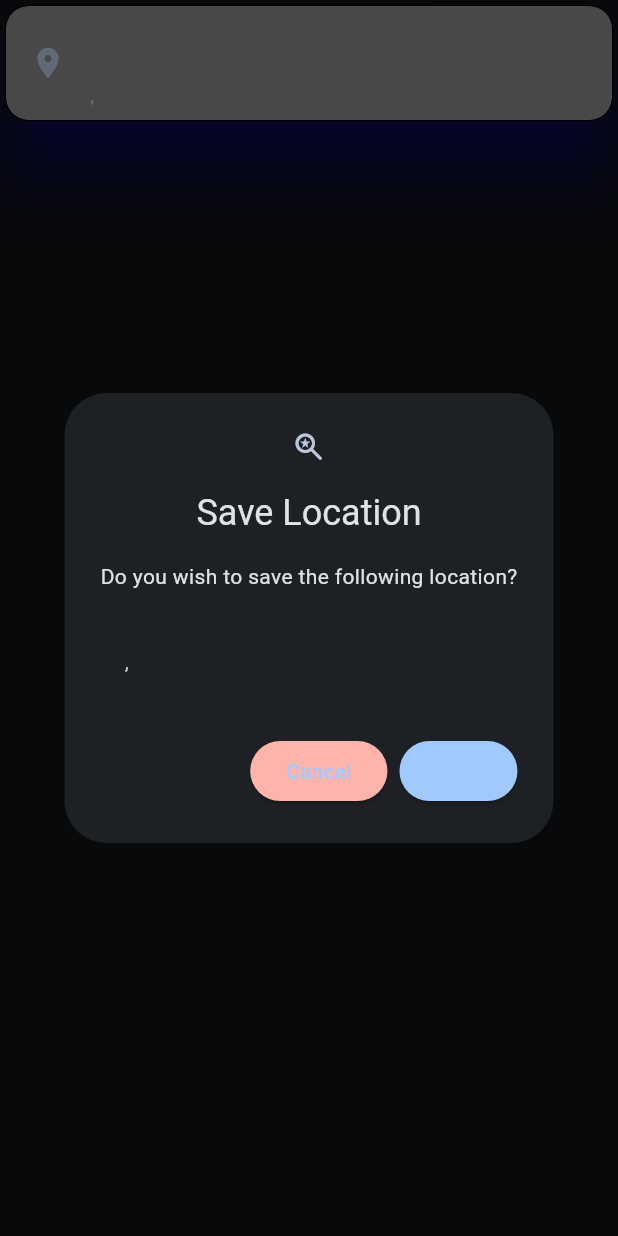
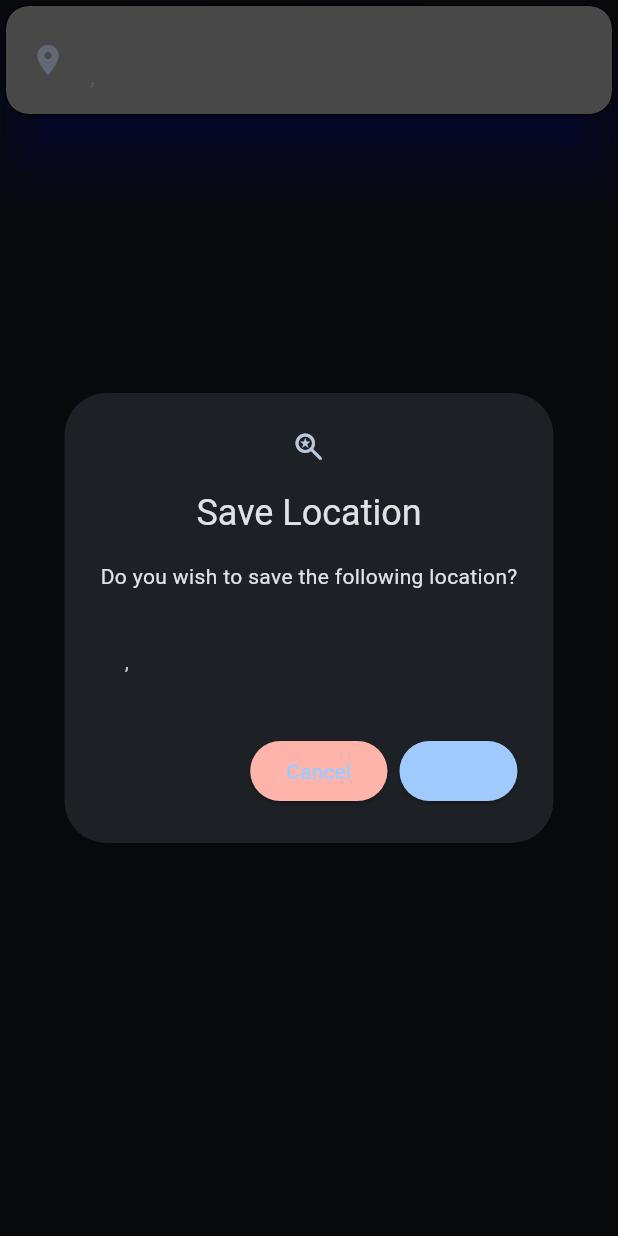
Before and after one commit to Mak-Lobo/Weather, a Flutter app: the LocationCard widget shown alone on an empty page, opened directly with empty values, after a tap on an icon or button, on a phone screen of 412 x 824 dp. Run offline on Flutter 3.47's test engine with Material 3 defaults, Android fonts, the phone set to English and light mode, and no system bars; our stand-ins replace dio, flutter_dotenv, flutter_riverpod, flutter_spinkit, get_it, go_router and 6 more; accounts and stored records are empty; network calls fail.

```diff
--- a/lib/custom_widget/custom_location_card.dart
+++ b/lib/custom_widget/custom_location_card.dart
@@ -29,11 +29,8 @@ class LocationCard extends StatelessWidget {
           Icons.location_on,
           color: Theme.of(context).colorScheme.onPrimaryContainer,
         ),
-        title: Text(locale, style: Theme.of(context).textTheme.displaySmall),
-        subtitle: Text(
-          "$state, $country",
-          style: Theme.of(context).textTheme.labelSmall,
-        ),
+        title: Text(locale),
+        subtitle: Text("$state, $country"),
         onTap: () {
           showDialog(
             context: context,
--- a/lib/urls/current.dart
+++ b/lib/urls/current.dart
@@ -91,4 +91,8 @@ class CurrentWeather {
       return null;
     }
   }
+
+  // Future<Map<String, dynamic>> getSavedLocationWeather(
+  //   String locationKey,
+  // ) async {}
 }
```
Also changed, not shown: lib/urls/daily_forecast.dart (+0 -8 lines), 2 other files.
